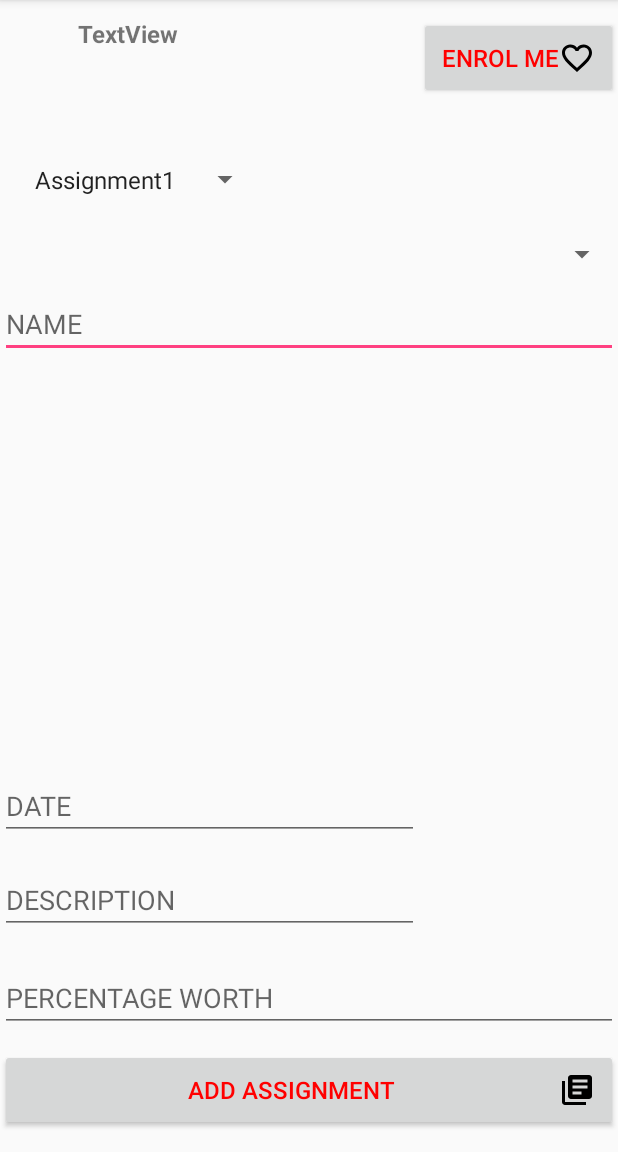
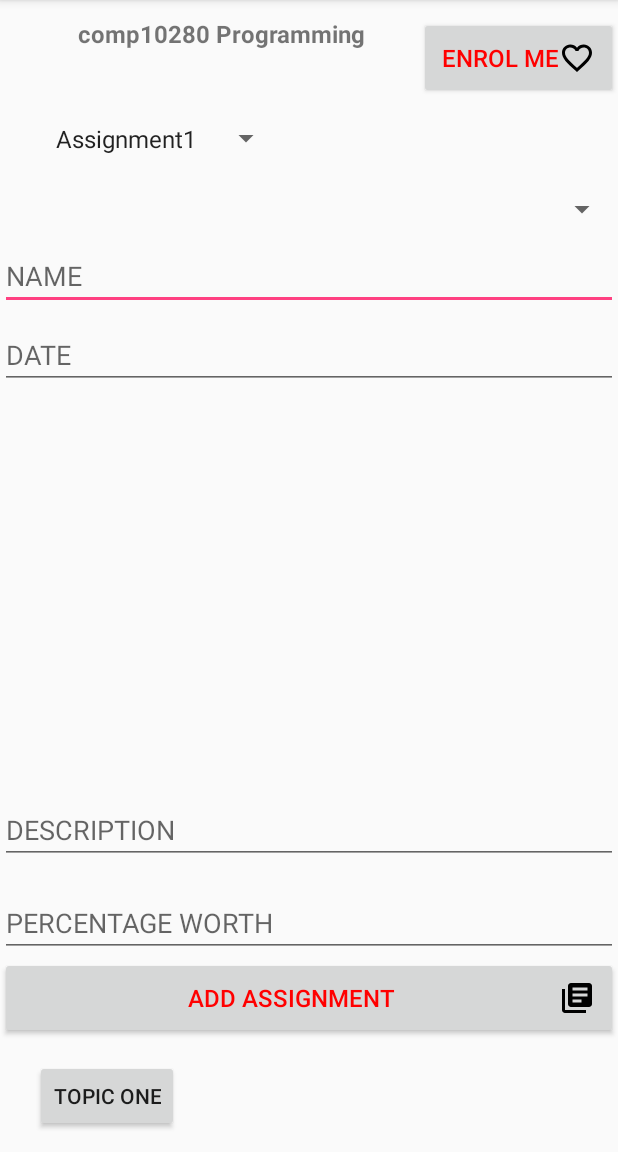
Before and after one commit to MuireannMacCarthy/Study, an Android app: the screen it shows after launch (MainActivity), on a phone screen of 412 x 824 dp, the part 84-1236 px from its top. Run offline under Robolectric (Android 15) with nearby library versions, the phone set to English and light mode, and no system bars.

Commit message:
added button that brings to new activity

```diff
--- a/src/main/AndroidManifest.xml
+++ b/src/main/AndroidManifest.xml
@@ -16,6 +16,9 @@
                 <category android:name="android.intent.category.LAUNCHER" />
             </intent-filter>
         </activity>
+        <activity android:name=".TopicOne" android:exported="true">
+
+        </activity>
     </application>
 
 </manifest>
--- a/src/main/java/com/example/studybuddy/MainActivity.java
+++ b/src/main/java/com/example/studybuddy/MainActivity.java
@@ -1,6 +1,7 @@
 package com.example.studybuddy;
 
 import android.content.ContentValues;
+import android.content.Intent;
 import android.database.sqlite.SQLiteDatabase;
 import android.database.sqlite.SQLiteOpenHelper;
 import android.os.Bundle;
@@ -33,6 +34,7 @@ public class MainActivity extends AppCompatActivity {
     SQLiteDatabase db;
     EditText _txtname, _txtduedate, _txtdescription, _txtpercentworth;
     Spinner spinner;
+    private Button topic1;
 
 
 
@@ -62,11 +64,9 @@ public class MainActivity extends AppCompatActivity {
         _txtduedate = (EditText)findViewById(R.id.txtduedate);
         _txtdescription = (EditText)findViewById(R.id.txtdescription);
         _txtpercentworth = (EditText)findViewById(R.id.txtpercentworth);
+        topic1 = (Button)findViewById(R.id.topic1);
 
         spinner = (Spinner) findViewById(R.id.spinner);
-
-
-
 
 
         // event to add values from form into database when assignment button is clicked
@@ -138,8 +138,18 @@ public class MainActivity extends AppCompatActivity {
         });
 //       button tutorial: https://abhiandroid.com/ui/button
 
+        topic1.setOnClickListener(new View.OnClickListener() {
+            @Override
+            public void onClick(View view) {
+                openActivityTopicOne();
+            }
+        });
 
+    }
 
+    public void openActivityTopicOne(){
+        Intent intent = new Intent(this, TopicOne.class);
+        startActivity(intent);
     }
 
 
--- a/src/main/res/layout/activity_main.xml
+++ b/src/main/res/layout/activity_main.xml
@@ -23,8 +23,8 @@
             android:layout_width="174dp"
             android:layout_height="wrap_content"
             android:layout_alignParentStart="true"
-        android:layout_alignParentTop="true"
-        android:layout_marginTop="93dp"
+            android:layout_below="@+id/enrolButton"
+            android:layout_marginStart="14dp"
             android:entries="@array/assignment_names"
             android:padding="15dp"
             android:textSize="20sp">
@@ -38,7 +38,7 @@
             android:layout_height="wrap_content"
             android:layout_alignParentStart="true"
             android:layout_alignParentTop="true"
-        android:layout_marginTop="157dp" />
+            android:layout_marginTop="127dp" />
 
         <Button
             android:id="@+id/enrolButton"
@@ -58,9 +58,9 @@
             android:id="@+id/assignmentButton"
             android:layout_width="match_parent"
             android:layout_height="wrap_content"
-        android:layout_alignParentBottom="true"
             android:layout_alignParentStart="true"
-        android:layout_marginBottom="14dp"
+            android:layout_below="@+id/txtpercentworth"
+            android:layout_marginTop="-130dp"
             android:drawableRight="@drawable/ic_library_books_black_24dp"
             android:padding="15dp"
             android:text="Add Assignment"
@@ -75,7 +75,7 @@
             android:layout_alignParentTop="true"
             android:layout_marginEnd="130dp"
             android:layout_marginTop="11dp"
-        android:text="TextView"
+            android:text="comp10280 Programming"
             android:textSize="16sp"
             android:textStyle="bold"
             app:fontFamily="sans-serif"
@@ -87,7 +87,7 @@
             android:layout_height="wrap_content"
             android:layout_alignParentStart="true"
             android:layout_alignParentTop="true"
-        android:layout_marginTop="193dp"
+            android:layout_marginTop="161dp"
             android:ems="10"
             android:hint="NAME"
             android:inputType="textPersonName" />
@@ -97,8 +97,8 @@
             android:layout_width="match_parent"
             android:layout_height="wrap_content"
             android:layout_alignParentBottom="true"
-        android:layout_marginBottom="145dp"
-        android:layout_toStartOf="@+id/enrolButton"
+            android:layout_alignParentStart="true"
+            android:layout_marginBottom="192dp"
             android:ems="10"
             android:hint="DESCRIPTION"
             android:inputType="textPersonName" />
@@ -107,9 +107,9 @@
             android:id="@+id/txtduedate"
             android:layout_width="match_parent"
             android:layout_height="wrap_content"
-        android:layout_alignParentBottom="true"
-        android:layout_marginBottom="208dp"
-        android:layout_toStartOf="@+id/enrolButton"
+            android:layout_alignParentStart="true"
+            android:layout_alignParentTop="true"
+            android:layout_marginTop="214dp"
             android:ems="10"
             android:hint="DATE"
             android:inputType="date" />
@@ -120,10 +120,20 @@
             android:layout_height="wrap_content"
             android:layout_alignParentBottom="true"
             android:layout_alignParentStart="true"
-        android:layout_marginBottom="80dp"
+            android:layout_marginBottom="130dp"
             android:ems="10"
             android:hint="PERCENTAGE WORTH"
             android:inputType="number" />
+
+        <Button
+            android:id="@+id/topic1"
+            android:layout_width="wrap_content"
+            android:layout_height="wrap_content"
+            android:layout_alignParentBottom="true"
+            android:layout_alignParentStart="true"
+            android:layout_marginBottom="13dp"
+            android:layout_marginStart="23dp"
+            android:text="Topic One" />
 
         <!-- button tutorial: https://abhiandroid.com/ui/button-->
 
```
Also changed, not shown: src/main/java/com/example/studybuddy/TopicOne.java (added, +13 -0 lines), src/main/res/layout/activity_topic_one.xml (added, +18 -0 lines), src/main/res/values/strings.xml (line endings or trailing spaces), 1 other file. Lines whose indentation alone changed are shown as unchanged.
